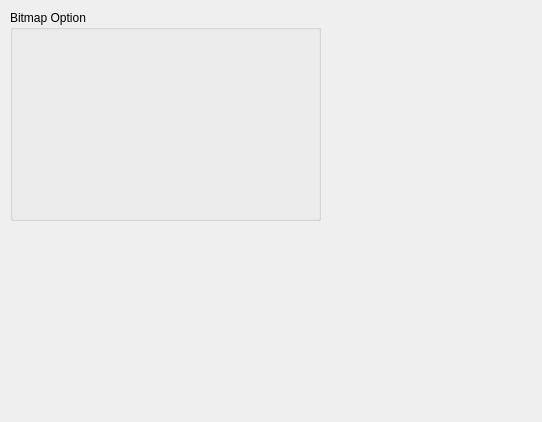
This is src/Nabi/SaveOptionDlg.ui in whpark/Nabi as Qt 5 draws it before an edit. The edited form follows.
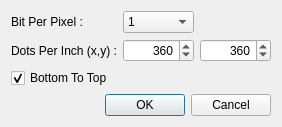
This is the edited form.

Diff of the .ui file:
```diff
--- a/src/Nabi/SaveOptionDlg.ui
+++ b/src/Nabi/SaveOptionDlg.ui
@@ -6,26 +6,106 @@
    <rect>
     <x>0</x>
     <y>0</y>
-    <width>542</width>
-    <height>422</height>
+    <width>282</width>
+    <height>126</height>
    </rect>
   </property>
   <property name="windowTitle">
    <string>SaveOptionDlg</string>
   </property>
-  <widget class="QGroupBox" name="groupBox">
-   <property name="geometry">
-    <rect>
-     <x>10</x>
-     <y>10</y>
-     <width>311</width>
-     <height>211</height>
-    </rect>
-   </property>
-   <property name="title">
-    <string>Bitmap Option</string>
-   </property>
-  </widget>
+  <layout class="QVBoxLayout" name="verticalLayout">
+   <item>
+    <layout class="QGridLayout" name="gridLayout">
+     <item row="1" column="1">
+      <widget class="QSpinBox" name="spinDPIx">
+       <property name="alignment">
+        <set>Qt::AlignRight|Qt::AlignTrailing|Qt::AlignVCenter</set>
+       </property>
+       <property name="maximum">
+        <number>144400</number>
+       </property>
+       <property name="value">
+        <number>360</number>
+       </property>
+      </widget>
+     </item>
+     <item row="1" column="0">
+      <widget class="QLabel" name="label_2">
+       <property name="text">
+        <string>Dots Per Inch (x,y) :</string>
+       </property>
+      </widget>
+     </item>
+     <item row="1" column="2">
+      <widget class="QSpinBox" name="spinDPIy">
+       <property name="alignment">
+        <set>Qt::AlignRight|Qt::AlignTrailing|Qt::AlignVCenter</set>
+       </property>
+       <property name="maximum">
+        <number>144400</number>
+       </property>
+       <property name="value">
+        <number>360</number>
+       </property>
+      </widget>
+     </item>
+     <item row="0" column="1">
+      <widget class="QComboBox" name="cmbBPP">
+       <property name="editable">
+        <bool>false</bool>
+       </property>
+       <property name="frame">
+        <bool>true</bool>
+       </property>
+       <item>
+        <property name="text">
+         <string>1</string>
+        </property>
+       </item>
+       <item>
+        <property name="text">
+         <string>4</string>
+        </property>
+       </item>
+       <item>
+        <property name="text">
+         <string>8</string>
+        </property>
+       </item>
+       <item>
+        <property name="text">
+         <string>24</string>
+        </property>
+       </item>
+      </widget>
+     </item>
+     <item row="0" column="0">
+      <widget class="QLabel" name="label">
+       <property name="text">
+        <string>Bit Per Pixel :</string>
+       </property>
+      </widget>
+     </item>
+     <item row="2" column="0">
+      <widget class="QCheckBox" name="chkBottomToTop">
+       <property name="text">
+        <string>Bottom To Top</string>
+       </property>
+       <property name="checked">
+        <bool>true</bool>
+       </property>
+      </widget>
+     </item>
+    </layout>
+   </item>
+   <item>
+    <widget class="QDialogButtonBox" name="buttonBox">
+     <property name="standardButtons">
+      <set>QDialogButtonBox::Cancel|QDialogButtonBox::Ok</set>
+     </property>
+    </widget>
+   </item>
+  </layout>
  </widget>
  <layoutdefault spacing="6" margin="11"/>
  <resources/>
```
